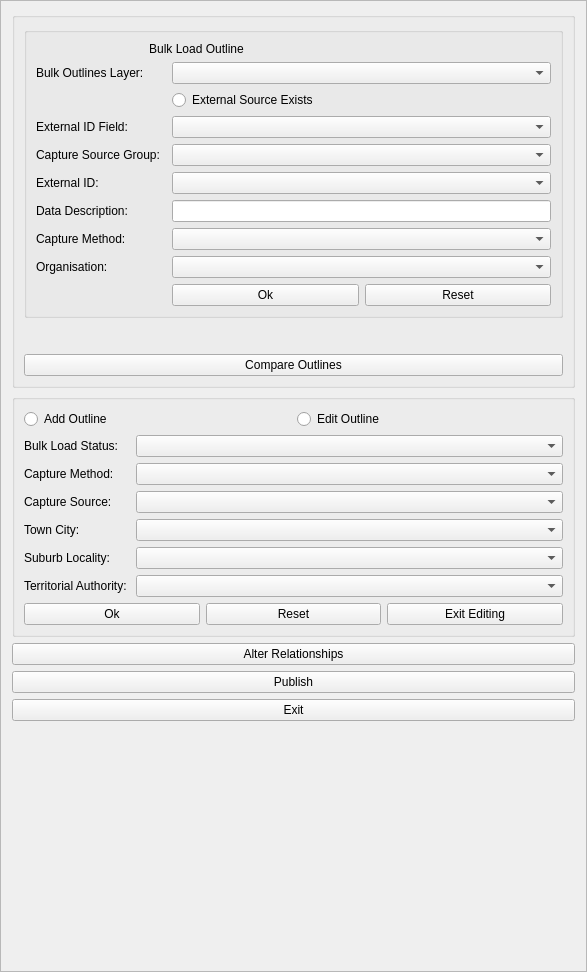
linz/nz-buildings, file buildings/gui/bulk_load.ui: the form before one commit.
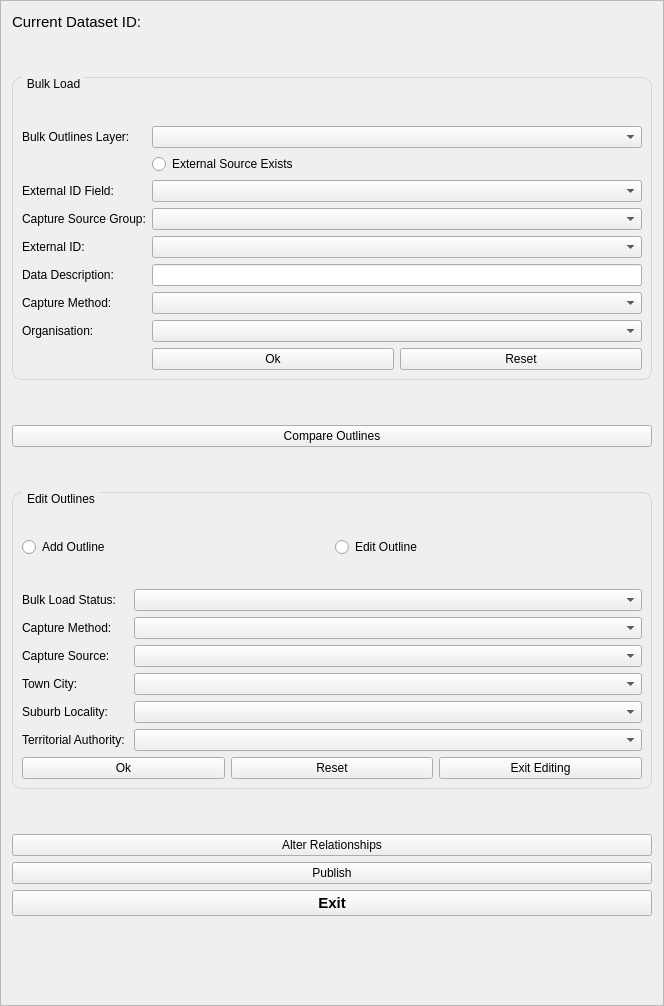
The form after the commit. Custom widgets are drawn as their Qt base class.

```diff
--- a/buildings/gui/bulk_load.ui
+++ b/buildings/gui/bulk_load.ui
@@ -6,8 +6,8 @@
    <rect>
     <x>0</x>
     <y>0</y>
-    <width>587</width>
-    <height>972</height>
+    <width>664</width>
+    <height>1006</height>
    </rect>
   </property>
   <property name="windowTitle">
@@ -21,36 +21,133 @@
   </property>
   <layout class="QVBoxLayout" name="verticalLayout">
    <item>
-    <widget class="QGroupBox" name="grb_1">
-     <property name="title">
+    <layout class="QHBoxLayout" name="horizontalLayout_2">
+     <item>
+      <widget class="QLabel" name="lb_dataset">
+       <property name="styleSheet">
+        <string notr="true">QLabel {
+    font-size: 11pt;
+    font-colour: #FF0000;
+}</string>
+       </property>
+       <property name="text">
+        <string>Current Dataset ID:</string>
+       </property>
+      </widget>
+     </item>
+     <item>
+      <widget class="QLabel" name="lb_dataset_id">
+       <property name="text">
       <string/>
+       </property>
+      </widget>
+     </item>
+     <item>
+      <spacer name="horizontalSpacer">
+       <property name="orientation">
+        <enum>Qt::Horizontal</enum>
+       </property>
+       <property name="sizeHint" stdset="0">
+        <size>
+         <width>40</width>
+         <height>20</height>
+        </size>
+       </property>
+      </spacer>
+     </item>
+    </layout>
+   </item>
+   <item>
+    <spacer name="verticalSpacer_3">
+     <property name="orientation">
+      <enum>Qt::Vertical</enum>
+     </property>
+     <property name="sizeHint" stdset="0">
+      <size>
+       <width>20</width>
+       <height>40</height>
+      </size>
+     </property>
+    </spacer>
+   </item>
+   <item>
+    <widget class="QGroupBox" name="gpb_2">
+     <property name="styleSheet">
+      <string notr="true">
+QGroupBox {
+    border: 1px solid #D8D4D3;
+    border-radius: 9px;
+    margin-top: 0.5em;
+}
+
+QGroupBox::title {
+    subcontrol-origin: margin;
+    left: 10px;
+    padding: 0 1px 0 3px;
+}</string>
+     </property>
+     <property name="title">
+      <string>Bulk Load</string>
      </property>
      <property name="flat">
-      <bool>false</bool>
+      <bool>true</bool>
      </property>
      <property name="checkable">
       <bool>false</bool>
      </property>
-     <property name="checked">
-      <bool>false</bool>
-     </property>
-     <layout class="QGridLayout" name="gridLayout">
-      <item row="1" column="1">
-       <widget class="QGroupBox" name="gpb_2">
-        <property name="title">
-         <string/>
-        </property>
         <layout class="QGridLayout" name="gridLayout_3">
-         <item row="11" column="2">
-          <widget class="QComboBox" name="cmb_capture_method"/>
-         </item>
-         <item row="1" column="2">
-          <widget class="QgsMapLayerComboBox" name="ml_outlines_layer"/>
-         </item>
-         <item row="6" column="2">
-          <widget class="QLineEdit" name="le_data_description"/>
-         </item>
-         <item row="12" column="2">
+      <item row="4" column="0">
+       <widget class="QLabel" name="lb_capture_src_grp">
+        <property name="text">
+         <string>Capture Source Group:</string>
+        </property>
+       </widget>
+      </item>
+      <item row="5" column="0">
+       <widget class="QLabel" name="lb_external_id_2">
+        <property name="text">
+         <string>External ID:</string>
+        </property>
+       </widget>
+      </item>
+      <item row="4" column="1">
+       <widget class="QComboBox" name="cmb_capture_src_grp"/>
+      </item>
+      <item row="3" column="1">
+       <widget class="QgsFieldComboBox" name="fcb_external_id"/>
+      </item>
+      <item row="6" column="0">
+       <widget class="QLabel" name="lb_data_desc">
+        <property name="text">
+         <string>Data Description:</string>
+        </property>
+       </widget>
+      </item>
+      <item row="16" column="1">
+       <layout class="QHBoxLayout" name="hzly_1">
+        <item>
+         <widget class="QPushButton" name="btn_bl_ok">
+          <property name="styleSheet">
+           <string notr="true"/>
+          </property>
+          <property name="text">
+           <string>Ok</string>
+          </property>
+         </widget>
+        </item>
+        <item>
+         <widget class="QPushButton" name="btn_bl_reset">
+          <property name="styleSheet">
+           <string notr="true"/>
+          </property>
+          <property name="text">
+           <string>Reset</string>
+          </property>
+         </widget>
+        </item>
+       </layout>
+      </item>
+      <item row="12" column="1">
           <widget class="QComboBox" name="cmb_organisation"/>
          </item>
          <item row="11" column="0">
@@ -60,40 +157,26 @@
            </property>
           </widget>
          </item>
-         <item row="3" column="2">
-          <widget class="QgsFieldComboBox" name="fcb_external_id"/>
-         </item>
-         <item row="4" column="0">
-          <widget class="QLabel" name="lb_capture_src_grp">
-           <property name="text">
-            <string>Capture Source Group:</string>
-           </property>
-          </widget>
-         </item>
-         <item row="3" column="0">
-          <widget class="QLabel" name="lb_external_id">
-           <property name="text">
-            <string>External ID Field:</string>
-           </property>
-          </widget>
-         </item>
-         <item row="2" column="2">
+      <item row="5" column="1">
+       <widget class="QComboBox" name="cmb_external_id"/>
+      </item>
+      <item row="2" column="1">
           <widget class="QRadioButton" name="rad_external_source">
            <property name="text">
             <string>External Source Exists</string>
            </property>
           </widget>
          </item>
-         <item row="6" column="0">
-          <widget class="QLabel" name="lb_data_desc">
+      <item row="11" column="1">
+       <widget class="QComboBox" name="cmb_capture_method"/>
+      </item>
+      <item row="3" column="0">
+       <widget class="QLabel" name="lb_external_id">
            <property name="text">
-            <string>Data Description:</string>
+         <string>External ID Field:</string>
            </property>
           </widget>
          </item>
-         <item row="4" column="2">
-          <widget class="QComboBox" name="cmb_capture_src_grp"/>
-         </item>
          <item row="12" column="0">
           <widget class="QLabel" name="lb_organisation">
            <property name="text">
@@ -101,23 +184,11 @@
            </property>
           </widget>
          </item>
-         <item row="16" column="2">
-          <layout class="QHBoxLayout" name="hzly_1">
-           <item>
-            <widget class="QPushButton" name="btn_bl_ok">
-             <property name="text">
-              <string>Ok</string>
-             </property>
-            </widget>
-           </item>
-           <item>
-            <widget class="QPushButton" name="btn_bl_reset">
-             <property name="text">
-              <string>Reset</string>
-             </property>
-            </widget>
-           </item>
-          </layout>
+      <item row="6" column="1">
+       <widget class="QLineEdit" name="le_data_description"/>
+      </item>
+      <item row="1" column="1">
+       <widget class="QgsMapLayerComboBox" name="ml_outlines_layer"/>
          </item>
          <item row="1" column="0">
           <widget class="QLabel" name="lb_outlines">
@@ -126,27 +197,23 @@
            </property>
           </widget>
          </item>
-         <item row="5" column="0">
-          <widget class="QLabel" name="lb_external_id_2">
-           <property name="text">
-            <string>External ID:</string>
-           </property>
-          </widget>
-         </item>
-         <item row="5" column="2">
-          <widget class="QComboBox" name="cmb_external_id"/>
-         </item>
-         <item row="0" column="0" colspan="3">
-          <widget class="QLabel" name="label">
-           <property name="text">
-            <string>                                  Bulk Load Outline</string>
-           </property>
-          </widget>
+      <item row="0" column="0">
+       <spacer name="verticalSpacer_5">
+        <property name="orientation">
+         <enum>Qt::Vertical</enum>
+        </property>
+        <property name="sizeHint" stdset="0">
+         <size>
+          <width>20</width>
+          <height>40</height>
+         </size>
+        </property>
+       </spacer>
          </item>
         </layout>
        </widget>
       </item>
-      <item row="2" column="1">
+   <item>
        <spacer name="verticalSpacer">
         <property name="orientation">
          <enum>Qt::Vertical</enum>
@@ -154,20 +221,33 @@
         <property name="sizeHint" stdset="0">
          <size>
           <width>20</width>
-          <height>30</height>
+       <height>40</height>
          </size>
         </property>
        </spacer>
       </item>
-      <item row="3" column="1">
+   <item>
        <widget class="QPushButton" name="btn_compare_outlines">
+     <property name="styleSheet">
+      <string notr="true"/>
+     </property>
         <property name="text">
          <string>Compare Outlines</string>
         </property>
        </widget>
       </item>
-     </layout>
-    </widget>
+   <item>
+    <spacer name="verticalSpacer_2">
+     <property name="orientation">
+      <enum>Qt::Vertical</enum>
+     </property>
+     <property name="sizeHint" stdset="0">
+      <size>
+       <width>20</width>
+       <height>40</height>
+      </size>
+     </property>
+    </spacer>
    </item>
    <item>
     <widget class="QGroupBox" name="grpb_edits">
@@ -177,17 +257,33 @@
        <height>16760000</height>
       </size>
      </property>
+     <property name="styleSheet">
+      <string notr="true">QGroupBox {
+    border: 1px solid #D8D4D3;
+    border-radius: 9px;
+    margin-top: 0.5em;
+}
+
+QGroupBox::title {
+    subcontrol-origin: margin;
+    left: 10px;
+    padding: 0 3px 0 3px;
+}</string>
+     </property>
      <property name="title">
-      <string/>
+      <string>Edit Outlines</string>
      </property>
      <layout class="QFormLayout" name="formLayout">
       <property name="fieldGrowthPolicy">
        <enum>QFormLayout::AllNonFixedFieldsGrow</enum>
       </property>
-      <item row="0" column="0" colspan="2">
+      <item row="1" column="0" colspan="2">
        <layout class="QHBoxLayout" name="horizontalLayout">
         <item>
          <widget class="QRadioButton" name="rad_add">
+          <property name="styleSheet">
+           <string notr="true"/>
+          </property>
           <property name="text">
            <string>Add Outline</string>
           </property>
@@ -202,7 +298,7 @@
         </item>
        </layout>
       </item>
-      <item row="1" column="0">
+      <item row="3" column="0">
        <widget class="QLabel" name="lb_bulk_load_status">
         <property name="font">
          <font>
@@ -216,63 +312,66 @@
         </property>
        </widget>
       </item>
-      <item row="1" column="1">
+      <item row="3" column="1">
        <widget class="QComboBox" name="cmb_status"/>
       </item>
-      <item row="2" column="0">
+      <item row="4" column="0">
        <widget class="QLabel" name="l_capture_method">
         <property name="text">
          <string>Capture Method:</string>
         </property>
        </widget>
       </item>
-      <item row="2" column="1">
+      <item row="4" column="1">
        <widget class="QComboBox" name="cmb_capture_method_2"/>
       </item>
-      <item row="3" column="0">
+      <item row="5" column="0">
        <widget class="QLabel" name="l_capture_source">
         <property name="text">
          <string>Capture Source:</string>
         </property>
        </widget>
       </item>
-      <item row="3" column="1">
+      <item row="5" column="1">
        <widget class="QComboBox" name="cmb_capture_source"/>
       </item>
-      <item row="4" column="0">
+      <item row="6" column="0">
        <widget class="QLabel" name="lb_town">
         <property name="text">
          <string>Town City:</string>
         </property>
        </widget>
       </item>
-      <item row="4" column="1">
+      <item row="6" column="1">
        <widget class="QComboBox" name="cmb_town"/>
       </item>
-      <item row="5" column="0">
+      <item row="7" column="0">
        <widget class="QLabel" name="lb_suburb">
         <property name="text">
          <string>Suburb Locality:</string>
         </property>
        </widget>
       </item>
-      <item row="5" column="1">
+      <item row="7" column="1">
        <widget class="QComboBox" name="cmb_suburb"/>
       </item>
-      <item row="6" column="0">
+      <item row="8" column="0">
        <widget class="QLabel" name="lb_ta">
         <property name="text">
          <string>Territorial Authority: </string>
         </property>
        </widget>
       </item>
-      <item row="6" column="1">
+      <item row="8" column="1">
        <widget class="QComboBox" name="cmb_ta"/>
       </item>
-      <item row="7" column="0" colspan="2">
+      <item row="9" column="0" colspan="2">
        <layout class="QHBoxLayout" name="horizontalLayout_3">
         <item>
          <widget class="QPushButton" name="btn_edit_ok">
+          <property name="styleSheet">
+           <string notr="true"/>
+          </property>
           <property name="text">
            <string>Ok</string>
           </property>
@@ -280,6 +379,9 @@
         </item>
         <item>
          <widget class="QPushButton" name="btn_edit_reset">
+          <property name="styleSheet">
+           <string notr="true"/>
+          </property>
           <property name="text">
            <string>Reset</string>
           </property>
@@ -287,6 +389,9 @@
         </item>
         <item>
          <widget class="QPushButton" name="btn_edit_cancel">
+          <property name="styleSheet">
+           <string notr="true"/>
+          </property>
           <property name="text">
            <string>Exit Editing</string>
           </property>
@@ -300,6 +405,32 @@
         </item>
        </layout>
       </item>
+      <item row="0" column="0">
+       <spacer name="verticalSpacer_6">
+        <property name="orientation">
+         <enum>Qt::Vertical</enum>
+        </property>
+        <property name="sizeHint" stdset="0">
+         <size>
+          <width>20</width>
+          <height>30</height>
+         </size>
+        </property>
+       </spacer>
+      </item>
+      <item row="2" column="0">
+       <spacer name="verticalSpacer_7">
+        <property name="orientation">
+         <enum>Qt::Vertical</enum>
+        </property>
+        <property name="sizeHint" stdset="0">
+         <size>
+          <width>20</width>
+          <height>20</height>
+         </size>
+        </property>
+       </spacer>
+      </item>
      </layout>
      <zorder>cmb_status</zorder>
      <zorder>lb_bulk_load_status</zorder>
@@ -314,10 +445,28 @@
      <zorder>lb_ta</zorder>
      <zorder>cmb_ta</zorder>
      <zorder></zorder>
+     <zorder>verticalSpacer_6</zorder>
+     <zorder>verticalSpacer_7</zorder>
     </widget>
    </item>
+   <item>
+    <spacer name="verticalSpacer_4">
+     <property name="orientation">
+      <enum>Qt::Vertical</enum>
+     </property>
+     <property name="sizeHint" stdset="0">
+      <size>
+       <width>20</width>
+       <height>40</height>
+      </size>
+     </property>
+    </spacer>
+   </item>
    <item>
     <widget class="QPushButton" name="btn_alter_rel">
+     <property name="styleSheet">
+      <string notr="true"/>
+     </property>
      <property name="text">
       <string>Alter Relationships</string>
      </property>
@@ -325,6 +474,9 @@
    </item>
    <item>
     <widget class="QPushButton" name="btn_publish">
+     <property name="styleSheet">
+      <string notr="true"/>
+     </property>
      <property name="text">
       <string>Publish</string>
      </property>
@@ -332,6 +484,13 @@
    </item>
    <item>
     <widget class="QPushButton" name="btn_exit">
+     <property name="styleSheet">
+      <string notr="true">QPushButton {
+    font-size: 11pt;
+    font-weight: bold;
+}
+</string>
+     </property>
      <property name="text">
       <string>Exit</string>
      </property>
```
Lines whose indentation alone changed are shown as unchanged.
